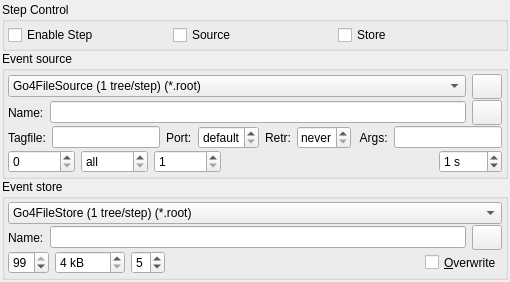
Old version of the form qt4/Go4GUI/TGo4ConfigStep.ui in the repository gsi-ee/go4.
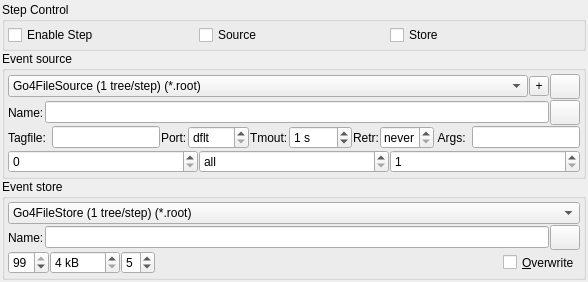
New version of the form. Icons and pictures are not drawn.

Commit message: Make more compact event source selection in the GUI - only qt4 version

What changed in the file:
```diff
--- a/qt4/Go4GUI/TGo4ConfigStep.ui
+++ b/qt4/Go4GUI/TGo4ConfigStep.ui
@@ -379,6 +379,36 @@
           </item>
          </widget>
         </item>
+        
+        <item>
+         <widget class="QToolButton" name="ExtraBtn">
+          <property name="sizePolicy">
+           <sizepolicy hsizetype="Fixed" vsizetype="Fixed">
+            <horstretch>0</horstretch>
+            <verstretch>0</verstretch>
+           </sizepolicy>
+          </property>
+          <property name="minimumSize">
+           <size>
+            <width>20</width>
+            <height>20</height>
+           </size>
+          </property>
+          <property name="maximumSize">
+           <size>
+            <width>20</width>
+            <height>20</height>
+           </size>
+          </property>
+          <property name="toolTip">
+           <string>Show/hide extra options for event source</string>
+          </property>
+          <property name="text">
+           <string>+</string>
+          </property>
+         </widget>
+        </item>
+        
         <item>
          <widget class="QToolButton" name="MbsMonitorBtn">
           <property name="sizePolicy">
@@ -557,7 +587,7 @@
              </size>
             </property>
             <property name="specialValueText">
-             <string>default</string>
+             <string>dflt</string>
             </property>
             <property name="minimum">
              <number>0</number>
@@ -573,6 +603,65 @@
          </layout>
         </item>
         
+        <item>
+         <layout class="QHBoxLayout" name="horizontalLayout317">
+          <item>
+           <widget class="QLabel" name="TextLabelTimeout">
+            <property name="sizePolicy">
+             <sizepolicy hsizetype="Minimum" vsizetype="Preferred">
+              <horstretch>0</horstretch>
+              <verstretch>0</verstretch>
+             </sizepolicy>
+            </property>
+            <property name="maximumSize">
+             <size>
+              <width>100</width>
+              <height>50</height>
+             </size>
+            </property>
+            <property name="text">
+             <string>Tmout:</string>
+            </property>
+            <property name="wordWrap">
+             <bool>false</bool>
+            </property>
+           </widget>
+          </item>
+          <item>
+           <widget class="QSpinBox" name="SpinBoxTimeout">
+            <property name="sizePolicy">
+             <sizepolicy hsizetype="Minimum" vsizetype="Fixed">
+              <horstretch>1</horstretch>
+              <verstretch>0</verstretch>
+             </sizepolicy>
+            </property>
+            <property name="maximumSize">
+             <size>
+              <width>16777215</width>
+              <height>16777215</height>
+             </size>
+            </property>
+            <property name="toolTip">
+             <string>Socket timeout for MBS sources.</string>
+            </property>
+            <property name="specialValueText">
+             <string>none</string>
+            </property>
+            <property name="suffix">
+             <string> s</string>
+            </property>
+            <property name="maximum">
+             <number>9999</number>
+            </property>
+            <property name="value">
+             <number>1</number>
+            </property>
+           </widget>
+          </item>
+          
+         </layout>
+        </item>
+        
         <item>
          <layout class="QHBoxLayout" name="horizontalLayout17">
           <item>
@@ -716,41 +805,6 @@
           </property>
          </widget>
         </item>
-        <item>
-         <spacer name="spacer6">
-          <property name="orientation">
-           <enum>Qt::Horizontal</enum>
-          </property>
-          <property name="sizeType">
-           <enum>QSizePolicy::Expanding</enum>
-          </property>
-          <property name="sizeHint" stdset="0">
-           <size>
-            <width>5</width>
-            <height>20</height>
-           </size>
-          </property>
-         </spacer>
-        </item>
-        <item>
-         <widget class="QSpinBox" name="SpinBoxTimeout">
-          <property name="toolTip">
-           <string>Socket timeout for MBS sources.</string>
-          </property>
-          <property name="specialValueText">
-           <string>none</string>
-          </property>
-          <property name="suffix">
-           <string> s</string>
-          </property>
-          <property name="maximum">
-           <number>9999</number>
-          </property>
-          <property name="value">
-           <number>1</number>
-          </property>
-         </widget>
-        </item>
        </layout>
       </item>
      </layout>
@@ -758,7 +812,7 @@
    </item>
   </layout>
  </widget>
- <layoutdefault spacing="6" margin="11"/>
+ <layoutdefault spacing="1" margin="3"/>
  <resources/>
  <connections>
   <connection>
```
Left out of the diff: 9 changed lines with no effect on the pictures. The commit also changes 3 other files.
